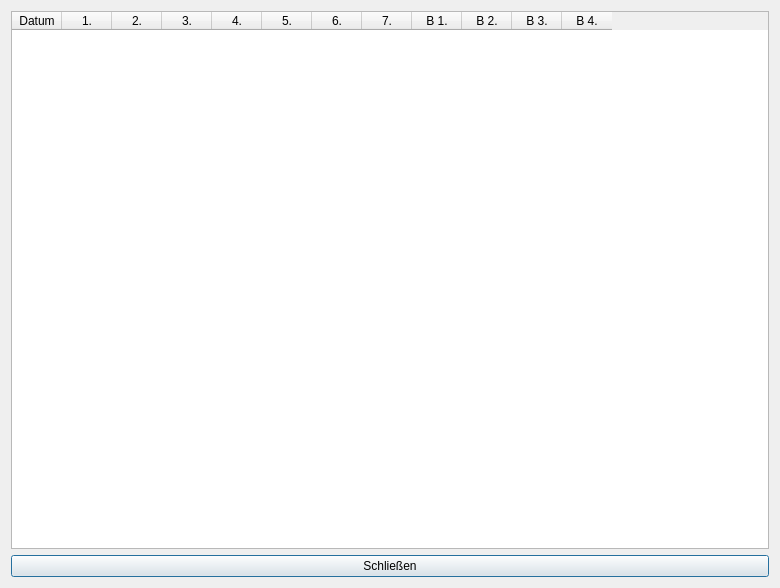
Before: the Qt Designer form FzOverview.ui in pyphil/Kursbuch, drawn with Qt 5.
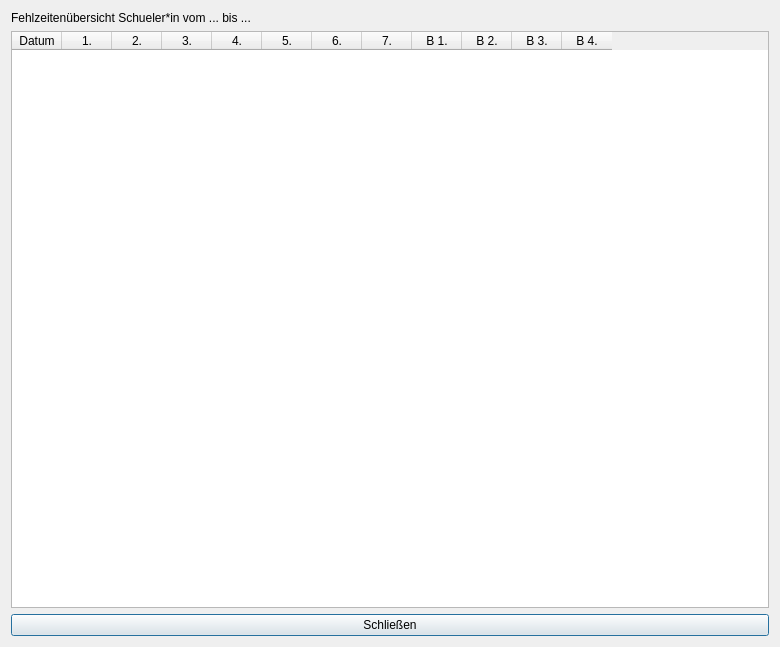
After: the same form once the commit is applied. Icons and pictures are not drawn.

Commit message: optimize FzOverview

Patch:
```diff
--- a/FzOverview.ui
+++ b/FzOverview.ui
@@ -7,7 +7,7 @@
     <x>0</x>
     <y>0</y>
     <width>780</width>
-    <height>588</height>
+    <height>647</height>
    </rect>
   </property>
   <property name="windowTitle">
@@ -33,6 +33,12 @@
      <attribute name="horizontalHeaderDefaultSectionSize">
       <number>50</number>
      </attribute>
+     <attribute name="verticalHeaderMinimumSectionSize">
+      <number>25</number>
+     </attribute>
+     <attribute name="verticalHeaderDefaultSectionSize">
+      <number>25</number>
+     </attribute>
      <column>
       <property name="text">
        <string>Datum</string>
@@ -95,6 +101,13 @@
      </column>
     </widget>
    </item>
+   <item row="0" column="0">
+    <widget class="QLabel" name="label">
+     <property name="text">
+      <string>Fehlzeitenübersicht Schueler*in vom ... bis ...</string>
+     </property>
+    </widget>
+   </item>
   </layout>
  </widget>
  <resources/>
```
Left out of the diff: 2 changed lines with no effect on the pictures. The commit also changes 3 other files.
